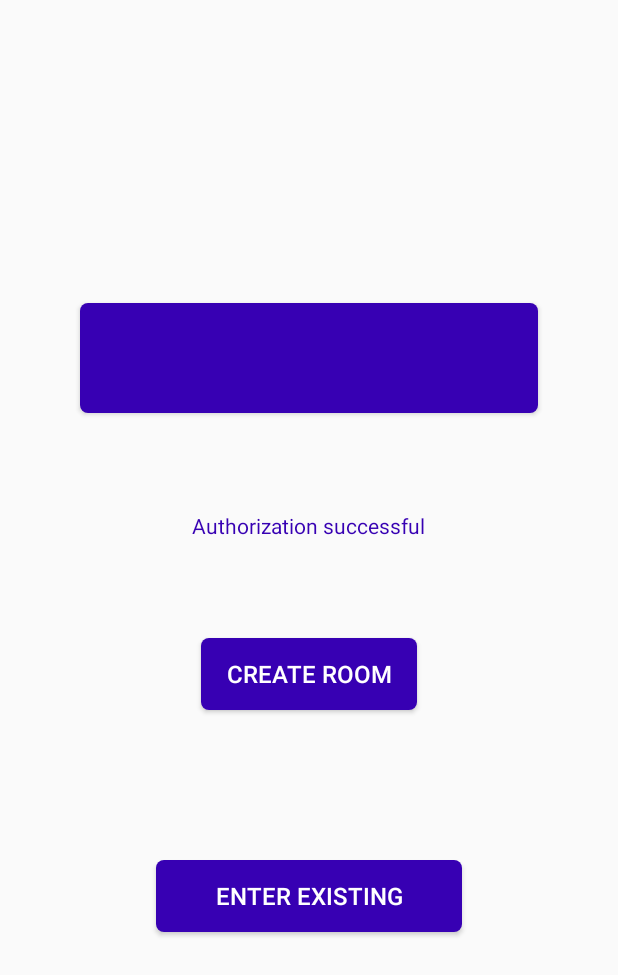
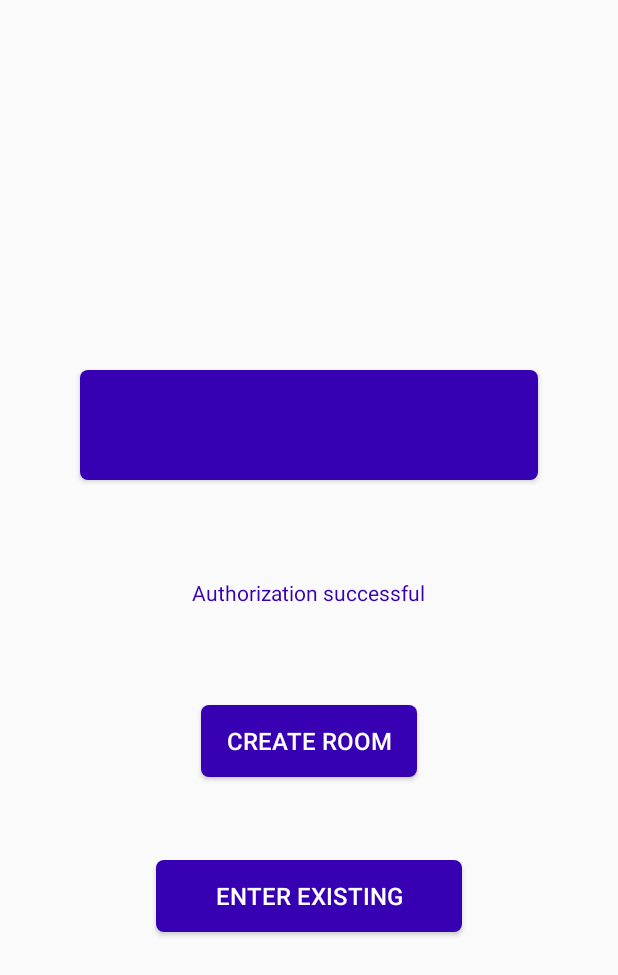
Before and after one commit to Andrew-1000/ChatAppMVVM, an Android app: the layout activity_login.xml on its own in the app's theme, with its tools: preview values and no code run, on a phone screen of 412 x 824 dp. Shown: the top 975 px of the screen. Run offline under Robolectric (Android 15) with nearby library versions, the phone set to English and light mode, and no system bars.

Commit message:
Making design changes for UI

```diff
--- a/app/src/main/res/layout/activity_login.xml
+++ b/app/src/main/res/layout/activity_login.xml
@@ -51,7 +51,7 @@
             style="@style/regular_buttons"
             android:layout_width="204dp"
             android:layout_height="wrap_content"
-            android:layout_margin="@dimen/margin_extra_large"
+            android:layout_margin="@dimen/margin_small"
             android:onClick="@{() -> activity.showRoomDialog()}"
             android:padding="@dimen/padding_small"
             android:text="@string/existing_room_label"
--- a/app/src/main/res/values/dimens.xml
+++ b/app/src/main/res/values/dimens.xml
@@ -7,7 +7,7 @@
     <dimen name="average_font_size">14sp</dimen>
     <dimen name="large_font_size">16sp</dimen>
     <dimen name="standard_radius">5dp</dimen>
-    <dimen name="chat_radius">20dp</dimen>
+    <dimen name="chat_radius">50dp</dimen>
 
     <dimen name="small_image">10dp</dimen>
 
@@ -26,7 +26,7 @@
     <dimen name="padding_large">20dp</dimen>
 
     <dimen name="margin_small">5dp</dimen>
-    <dimen name="margin_average">10dp</dimen>
+    <dimen name="margin_average">8dp</dimen>
     <dimen name="margin_large">20dp</dimen>
     <dimen name="margin_extra_large">50dp</dimen>
 
```
Also changed, not shown: app/src/main/res/values/styles.xml (+7 -1 lines).
